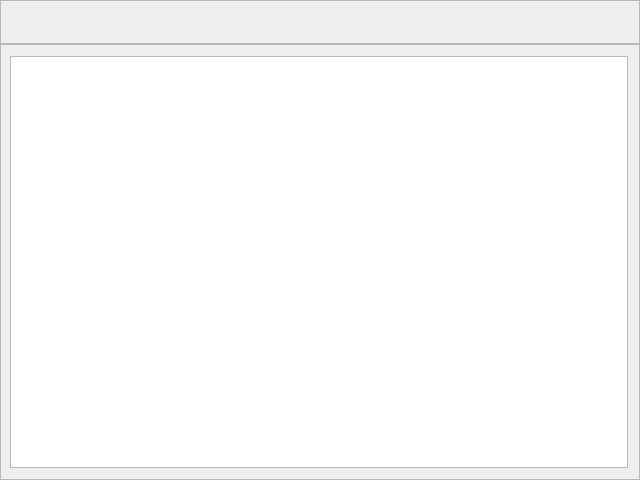
Above: source/MainWindow.ui from Flk427/edth before the change. Below: the same form after it.
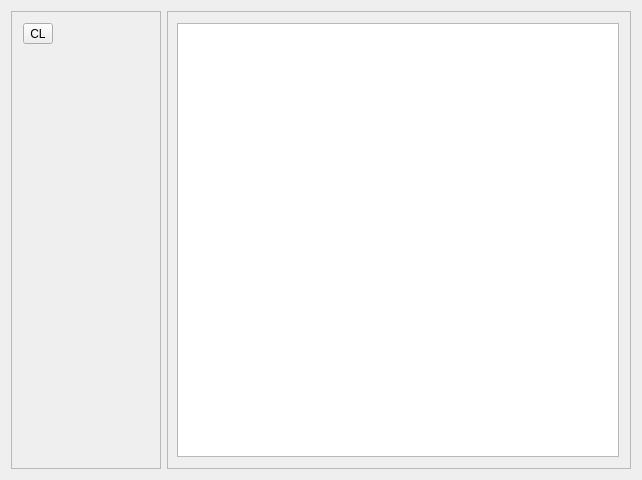
That is the form after the change. Custom widgets are drawn as their Qt base class.

Diff of the .ui file:
```diff
--- a/source/MainWindow.ui
+++ b/source/MainWindow.ui
@@ -6,7 +6,7 @@
    <rect>
     <x>0</x>
     <y>0</y>
-    <width>640</width>
+    <width>642</width>
     <height>480</height>
    </rect>
   </property>
@@ -14,31 +14,19 @@
    <string>MainWindow</string>
   </property>
   <widget class="QWidget" name="centralWidget">
-   <layout class="QVBoxLayout" name="verticalLayout_2">
-    <property name="spacing">
-     <number>0</number>
-    </property>
-    <property name="sizeConstraint">
-     <enum>QLayout::SetDefaultConstraint</enum>
-    </property>
-    <property name="leftMargin">
-     <number>0</number>
-    </property>
-    <property name="topMargin">
-     <number>0</number>
-    </property>
-    <property name="rightMargin">
-     <number>0</number>
-    </property>
-    <property name="bottomMargin">
-     <number>0</number>
-    </property>
+   <layout class="QHBoxLayout" name="horizontalLayout_2">
     <item>
      <widget class="QFrame" name="frame">
+      <property name="minimumSize">
+       <size>
+        <width>150</width>
+        <height>0</height>
+       </size>
+      </property>
       <property name="maximumSize">
        <size>
-        <width>16777215</width>
-        <height>50</height>
+        <width>300</width>
+        <height>16777215</height>
        </size>
       </property>
       <property name="frameShape">
@@ -47,45 +35,20 @@
       <property name="frameShadow">
        <enum>QFrame::Raised</enum>
       </property>
-      <layout class="QHBoxLayout" name="horizontalLayout">
+      <layout class="QVBoxLayout" name="verticalLayout_2">
+       <item>
+        <widget class="QToolButton" name="clearToolButton">
+         <property name="text">
+          <string>CL</string>
+         </property>
+        </widget>
+       </item>
        <item>
         <widget class="CSelectHelper" name="widget" native="true"/>
        </item>
-       <item>
-        <spacer name="horizontalSpacer">
-         <property name="orientation">
-          <enum>Qt::Horizontal</enum>
-         </property>
-         <property name="sizeType">
-          <enum>QSizePolicy::Fixed</enum>
-         </property>
-         <property name="sizeHint" stdset="0">
-          <size>
-           <width>20</width>
-           <height>20</height>
-          </size>
-         </property>
-        </spacer>
-       </item>
        <item>
         <widget class="CSelectHelper" name="widget_2" native="true"/>
        </item>
-       <item>
-        <spacer name="horizontalSpacer_2">
-         <property name="orientation">
-          <enum>Qt::Horizontal</enum>
-         </property>
-         <property name="sizeType">
-          <enum>QSizePolicy::Fixed</enum>
-         </property>
-         <property name="sizeHint" stdset="0">
-          <size>
-           <width>20</width>
-           <height>20</height>
-          </size>
-         </property>
-        </spacer>
-       </item>
        <item>
         <widget class="CSelectHelper" name="widget_3" native="true"/>
        </item>
@@ -94,6 +57,12 @@
     </item>
     <item>
      <widget class="QFrame" name="frame_2">
+      <property name="minimumSize">
+       <size>
+        <width>0</width>
+        <height>0</height>
+       </size>
+      </property>
       <property name="frameShape">
        <enum>QFrame::StyledPanel</enum>
       </property>
```
